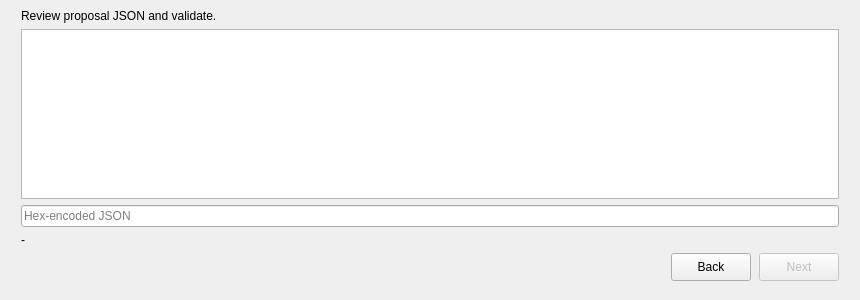
Old version of the form src/qt/forms/proposalwizard.ui in the repository kwvg/dash.
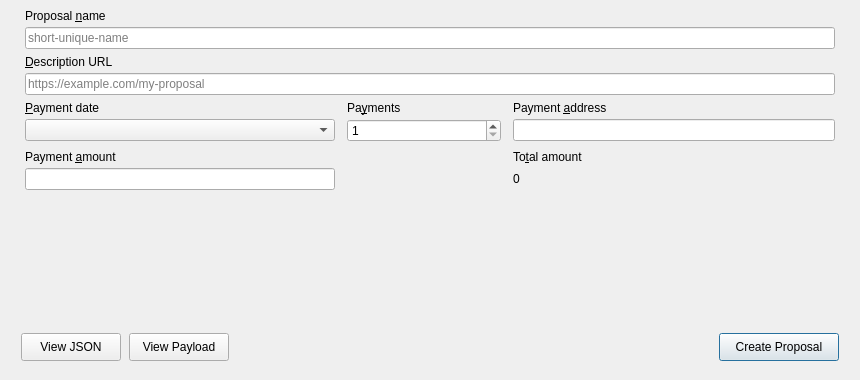
New version of the form. The open tabs and pages were chosen to show the change. Custom widgets are drawn as their Qt base class.

Commit message:
qt: drop JSON/hex confirmation page, use description dialogs instead
The JSON and payload hex means little for the vast majority of users,
what matters is the error messages, so we responsively validate contents
and drop an extra panel in the process.

Diff of the .ui file:
```diff
--- a/src/qt/forms/proposalwizard.ui
+++ b/src/qt/forms/proposalwizard.ui
@@ -7,13 +7,13 @@
       <x>0</x>
       <y>0</y>
       <width>860</width>
-      <height>300</height>
+      <height>380</height>
      </rect>
   </property>
   <property name="minimumSize">
     <size>
       <width>860</width>
-      <height>300</height>
+      <height>380</height>
     </size>
   </property>
   <property name="windowTitle">
@@ -308,25 +308,6 @@
            </property>
           </widget>
          </item>
-         <item row="4" column="3">
-          <widget class="QPushButton" name="btnNext1">
-           <property name="text">
-            <string>Create Proposal</string>
-           </property>
-           <property name="sizePolicy">
-            <sizepolicy hsizetype="Fixed" vsizetype="Fixed">
-             <horstretch>0</horstretch>
-             <verstretch>0</verstretch>
-            </sizepolicy>
-           </property>
-           <property name="minimumSize">
-            <size>
-             <width>120</width>
-             <height>28</height>
-            </size>
-           </property>
-          </widget>
-         </item>
         </layout>
        </item>
        <item>
@@ -342,89 +323,95 @@
          </property>
         </spacer>
        </item>
-      </layout>
-     </widget>
-     <widget class="QWidget" name="pageReview">
-      <layout class="QVBoxLayout" name="reviewLayout">
+       <!-- Button row: [View JSON] [View Payload] ... [Create Proposal] -->
        <item>
-        <widget class="QLabel" name="labelReview">
-         <property name="text">
-          <string>Review proposal JSON and validate.</string>
-         </property>
-        </widget>
-       </item>
-       <item>
-        <widget class="QPlainTextEdit" name="plainJson">
-         <property name="maximumHeight">
-          <number>120</number>
-         </property>
-         <property name="readOnly">
-          <bool>true</bool>
-         </property>
-        </widget>
-       </item>
-       <item>
-        <widget class="QLineEdit" name="editHex">
-         <property name="placeholderText">
-          <string>Hex-encoded JSON</string>
-         </property>
-         <property name="readOnly">
-          <bool>true</bool>
-         </property>
-        </widget>
-       </item>
-       <item>
-        <widget class="QLabel" name="labelValidateStatus">
-         <property name="text">
-          <string notr="true">-</string>
-         </property>
-        </widget>
-       </item>
-       <item>
-        <layout class="QHBoxLayout" name="reviewButtons">
+        <layout class="QHBoxLayout" name="detailsButtonsLayout">
          <property name="spacing">
           <number>8</number>
          </property>
          <item>
-           <spacer name="spacer2">
-           <property name="orientation">
-            <enum>Qt::Horizontal</enum>
+          <widget class="QPushButton" name="btnViewJson">
+           <property name="text">
+            <string>View JSON</string>
            </property>
-           <property name="sizeHint" stdset="0">
+           <property name="sizePolicy">
+            <sizepolicy hsizetype="Fixed" vsizetype="Fixed">
+             <horstretch>0</horstretch>
+             <verstretch>0</verstretch>
+            </sizepolicy>
+           </property>
+           <property name="minimumSize">
             <size>
-              <width>20</width>
-              <height>10</height>
+             <width>100</width>
+             <height>28</height>
             </size>
            </property>
-          </spacer>
+           <property name="autoDefault">
+            <bool>false</bool>
+           </property>
+          </widget>
          </item>
          <item>
-           <widget class="QPushButton" name="btnBack1">
+          <widget class="QPushButton" name="btnViewPayload">
            <property name="text">
-            <string>Back</string>
+            <string>View Payload</string>
            </property>
-            <property name="minimumSize">
-             <size>
-              <width>0</width>
-              <height>28</height>
-             </size>
-            </property>
+           <property name="sizePolicy">
+            <sizepolicy hsizetype="Fixed" vsizetype="Fixed">
+             <horstretch>0</horstretch>
+             <verstretch>0</verstretch>
+            </sizepolicy>
+           </property>
+           <property name="minimumSize">
+            <size>
+             <width>100</width>
+             <height>28</height>
+            </size>
+           </property>
+           <property name="autoDefault">
+            <bool>false</bool>
+           </property>
           </widget>
          </item>
          <item>
-           <widget class="QPushButton" name="btnNext2">
+          <widget class="QLabel" name="labelError">
            <property name="text">
-            <string>Next</string>
+            <string notr="true"/>
            </property>
-           <property name="enabled">
-            <bool>false</bool>
+           <property name="sizePolicy">
+            <sizepolicy hsizetype="Expanding" vsizetype="Preferred">
+             <horstretch>1</horstretch>
+             <verstretch>0</verstretch>
+            </sizepolicy>
            </property>
-            <property name="minimumSize">
-             <size>
-              <width>0</width>
-              <height>28</height>
-             </size>
-            </property>
+           <property name="alignment">
+            <set>Qt::AlignLeft|Qt::AlignVCenter</set>
+           </property>
+           <property name="styleSheet">
+            <string>margin-left: 8px;</string>
+           </property>
+          </widget>
+         </item>
+         <item>
+          <widget class="QPushButton" name="btnNext1">
+           <property name="text">
+            <string>Create Proposal</string>
+           </property>
+           <property name="sizePolicy">
+            <sizepolicy hsizetype="Fixed" vsizetype="Fixed">
+             <horstretch>0</horstretch>
+             <verstretch>0</verstretch>
+            </sizepolicy>
+           </property>
+           <property name="minimumSize">
+            <size>
+             <width>120</width>
+             <height>28</height>
+            </size>
+           </property>
+           <property name="default">
+            <bool>true</bool>
+           </property>
           </widget>
          </item>
         </layout>
```
Left out of the diff: 4 changed lines with no effect on the pictures. The commit also changes 4 other files.
